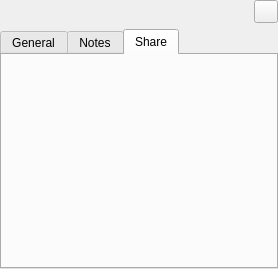
This is src/gui/DetailsWidget.ui in hicknhack-software/keepassxc as Qt 5 draws it before an edit. The edited form follows.
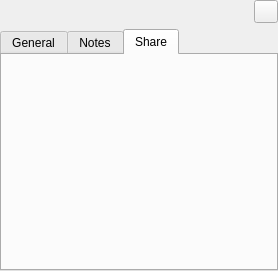
This is the edited form. The open tabs and pages were chosen to show the change. Custom widgets are drawn as their Qt base class.

```diff
--- a/src/gui/DetailsWidget.ui
+++ b/src/gui/DetailsWidget.ui
@@ -2,6 +2,14 @@
 <ui version="4.0">
  <class>DetailsWidget</class>
  <widget class="QWidget" name="DetailsWidget">
+  <property name="geometry">
+   <rect>
+    <x>0</x>
+    <y>0</y>
+    <width>278</width>
+    <height>271</height>
+   </rect>
+  </property>
   <layout class="QVBoxLayout" name="verticalLayout_7">
    <property name="spacing">
     <number>0</number>
@@ -748,8 +756,26 @@
            <item>
             <widget class="QWidget" name="groupShareWidget" native="true">
              <layout class="QGridLayout" name="gridLayout_4">
+              <property name="leftMargin">
+               <number>0</number>
+              </property>
+              <property name="topMargin">
+               <number>0</number>
+              </property>
+              <property name="rightMargin">
+               <number>0</number>
+              </property>
+              <property name="bottomMargin">
+               <number>0</number>
+              </property>
               <item row="1" column="2">
                <widget class="QLabel" name="groupSharePathLabel">
+                <property name="sizePolicy">
+                 <sizepolicy hsizetype="Expanding" vsizetype="Preferred">
+                  <horstretch>0</horstretch>
+                  <verstretch>0</verstretch>
+                 </sizepolicy>
+                </property>
                 <property name="text">
                  <string notr="true">&lt;path&gt;</string>
                 </property>
```
Left out of the diff: 4 changed lines with no effect on the pictures.
